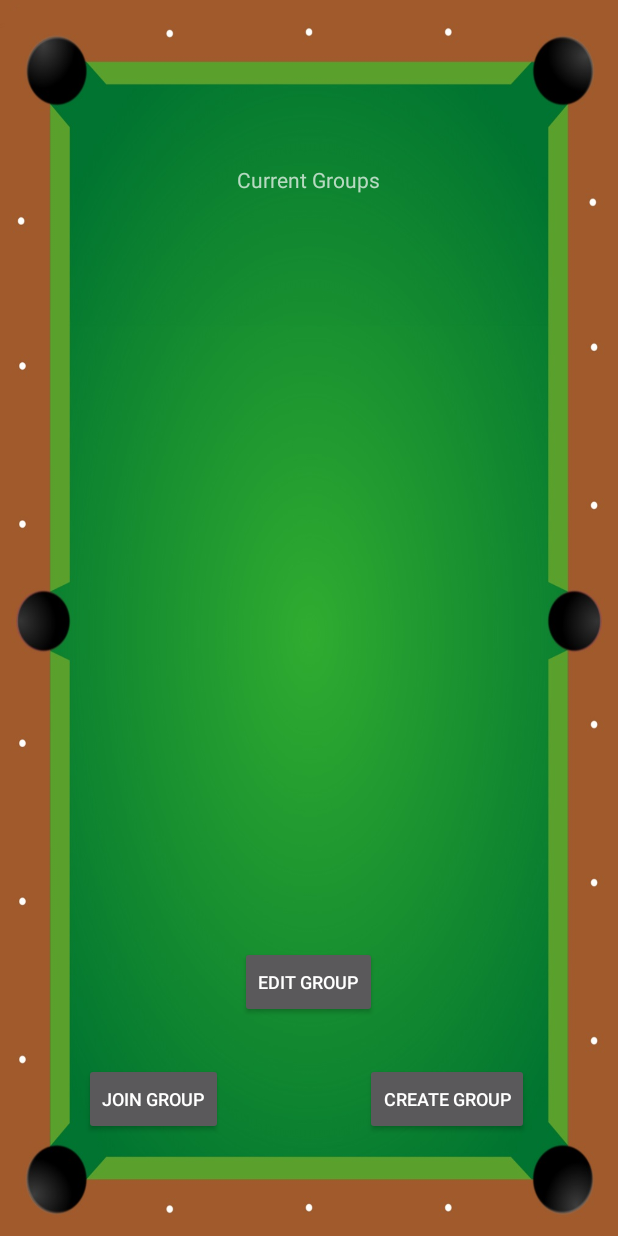
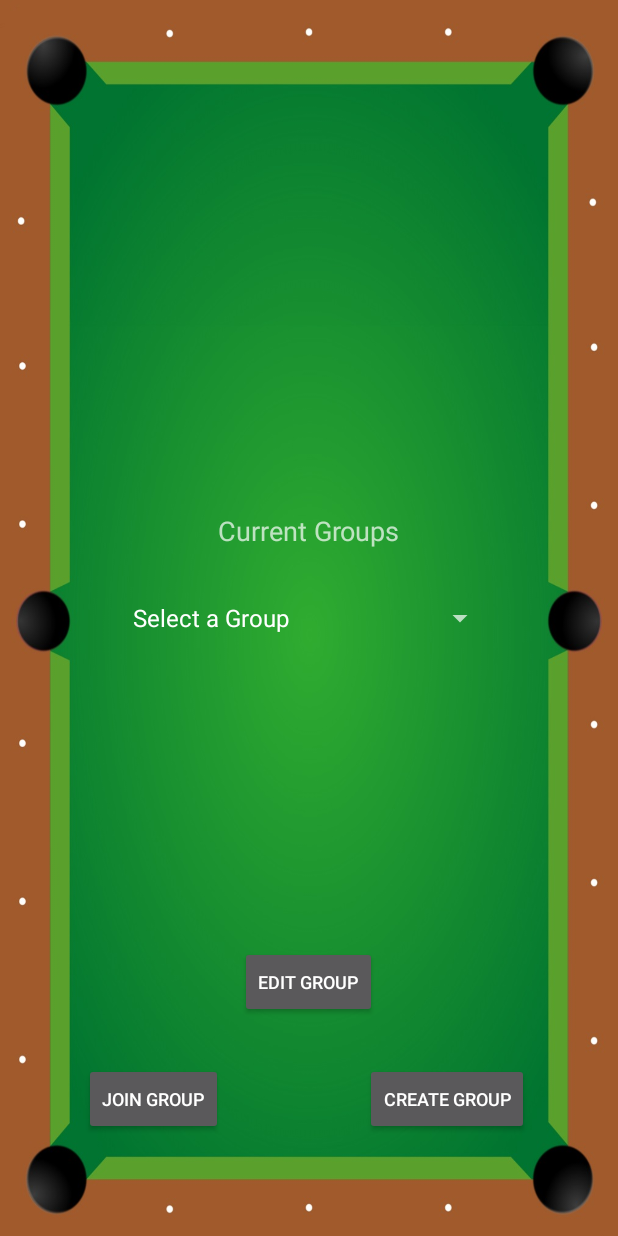
Before and after one commit to TacticalLuke43/Scoremaster, an Android app: the GroupManagementScreen screen opened directly, with no data from a screen before it, on a phone screen of 412 x 824 dp. Run offline under Robolectric (Android 15) with nearby library versions, the phone set to English and light mode, and no system bars; our stand-ins replace Firebase (no records; nobody signed in at launch, a user with empty details on screens opened directly); 1 statement that could not run was skipped.

Commit message:
GroupManagement spinner
spinner is live, pulls users groups

```diff
--- a/app/src/main/java/csc483/scoremaster/GroupManagementScreen.java
+++ b/app/src/main/java/csc483/scoremaster/GroupManagementScreen.java
@@ -8,15 +8,34 @@ import android.os.Bundle;
 import android.view.LayoutInflater;
 import android.view.View;
 import android.view.ViewGroup;
+import android.widget.ArrayAdapter;
 import android.widget.Button;
+import android.widget.Spinner;
 import android.widget.TextView;
+
+import com.google.firebase.auth.FirebaseAuth;
+import com.google.firebase.auth.FirebaseUser;
+import com.google.firebase.database.DataSnapshot;
+import com.google.firebase.database.DatabaseError;
+import com.google.firebase.database.DatabaseReference;
+import com.google.firebase.database.FirebaseDatabase;
+import com.google.firebase.database.GenericTypeIndicator;
+import com.google.firebase.database.ValueEventListener;
+
+import java.util.ArrayList;
+import java.util.List;
 
 public class GroupManagementScreen extends AppCompatActivity {
 
-    private ProgressDialog progressDialog = null;
-    //private ArrayList<m_8BallGroup> groupsArray = null;
-    //private GroupAdapter groupAdapter;
-    //private Runnable viewGroups;
+    //private ProgressDialog progressDialog = null;
+    FirebaseDatabase database = FirebaseDatabase.getInstance();
+    DatabaseReference myRef = database.getReference();
+    private FirebaseAuth.AuthStateListener mAuthListener;
+    FirebaseAuth mAuth = FirebaseAuth.getInstance();
+    FirebaseUser user;
+    ArrayList<String> groupList = new ArrayList<String>();
+    List<String> list = new ArrayList<String>();
+    private Spinner spinner;
 
     @Override
     protected void onCreate(Bundle savedInstanceState) {
@@ -41,38 +60,55 @@ public class GroupManagementScreen extends AppCompatActivity {
             }
         });
 
+        myRef = database.getInstance().getReference().child("players").child("AAA111");
+        myRef.child("groupList").addValueEventListener(new ValueEventListener() {
+            @Override
+            public void onDataChange(DataSnapshot dataSnapshot) {
+                GenericTypeIndicator<ArrayList<String>> t = new GenericTypeIndicator<ArrayList<String>>() {};
+                //ArrayList<String> yourStringArray = dataSnapshot.getValue(t);
+                groupList = dataSnapshot.getValue(t);
+                addItemsOnSpinner();
+            }
+
+            @Override
+            public void onCancelled(DatabaseError error) {
+                // Failed to read value
+                groupList.add("I messed up");
+            }
+        });
 
 
 
-        //Button gallerybtn = (Button)findViewById(R.id.galleryButton);
-        //Button gallerybtn = (Button)findViewById(R.id.galleryButton);
-
         //startActivity(new Intent(GroupManagementScreen.this, MainMenu.class));
     }
+    public void addItemsOnSpinner() {
+        //groupList.clear();
+        //groupList is size 0 here
+        list.clear();
+        myRef = database.getInstance().getReference().child("groups");
+        spinner = (Spinner) findViewById(R.id.spinner);
+        list.add("Select a Group");
+        for(int i = 0; i < groupList.size() ; i++)
+        {
+            //read the group names
+            myRef.child(groupList.get(i)).child("name").addValueEventListener(new ValueEventListener() {
+                @Override
+                public void onDataChange(DataSnapshot dataSnapshot) {
+                    String value = dataSnapshot.getValue(String.class);
+                    list.add(value);
+                }
 
-    /*private class GroupAdapter extends ArrayAdapter<m_8BallGroup> {
-        private ArrayList<m_8BallGroup> groupList;
+                @Override
+                public void onCancelled(DatabaseError error) {
+                    // Failed to read value
+                }
+            });
 
-        public GroupAdapter(Context context, int textViewResourceId, ArrayList<m_8BallGroup> groupList) {
-            super(context, textViewResourceId, groupList);
-            this.groupList = groupList;
         }
+        ArrayAdapter<String> dataAdapter = new ArrayAdapter<String>(this,
+                android.R.layout.simple_spinner_item, list);
+        dataAdapter.setDropDownViewResource(android.R.layout.simple_spinner_dropdown_item);
+        spinner.setAdapter(dataAdapter);
+    }
 
-        @Override
-        public View getView(int position, View convertView, ViewGroup parent){
-            View v = convertView;
-            if(v==null) {
-                LayoutInflater vi = (LayoutInflater)getSystemService(Context.LAYOUT_INFLATER_SERVICE);
-                v = vi.inflate(R.layout.group_row, null);
-            }
-            m_8BallGroup g = groupList.get(position);
-            if(g != null) {
-                TextView tt = (TextView) v.findViewById(R.id.groupNameText);
-                if(tt != null) {
-                    tt.setText(g.getGroupName());
-                }
-            }
-            return v;
-        }
-    }*/
 }
--- a/app/src/main/res/layout/activity_group_management_screen.xml
+++ b/app/src/main/res/layout/activity_group_management_screen.xml
@@ -11,10 +11,11 @@
         android:id="@+id/textView4"
         android:layout_width="wrap_content"
         android:layout_height="wrap_content"
-        android:layout_alignParentTop="true"
+        android:layout_alignBottom="@+id/spinner"
         android:layout_centerHorizontal="true"
-        android:layout_marginTop="110dp"
-        android:text="Current Groups" />
+        android:layout_marginBottom="58dp"
+        android:text="Current Groups"
+        android:textSize="18sp" />
 
     <Button
         android:id="@+id/editGroupButton"
@@ -48,34 +49,11 @@
         android:text="Create Group"
         android:textSize="12sp" />
 
-    <ScrollView
-        android:layout_width="300dp"
-        android:layout_height="200dp"
-        android:layout_below="@+id/textView4"
+    <Spinner
+        android:id="@+id/spinner"
+        android:layout_width="250dp"
+        android:layout_height="wrap_content"
         android:layout_centerHorizontal="true"
-        android:layout_marginTop="21dp">
-
-        <TableLayout
-            android:layout_width="match_parent"
-            android:layout_height="wrap_content">
-
-            <TableRow
-                android:layout_width="match_parent"
-                android:layout_height="match_parent" />
-
-            <TableRow
-                android:layout_width="match_parent"
-                android:layout_height="match_parent" />
-
-            <TableRow
-                android:layout_width="match_parent"
-                android:layout_height="match_parent" />
-
-            <TableRow
-                android:layout_width="match_parent"
-                android:layout_height="match_parent" />
-        </TableLayout>
-
-    </ScrollView>
+        android:layout_centerVertical="true" />
 
 </RelativeLayout>
```
